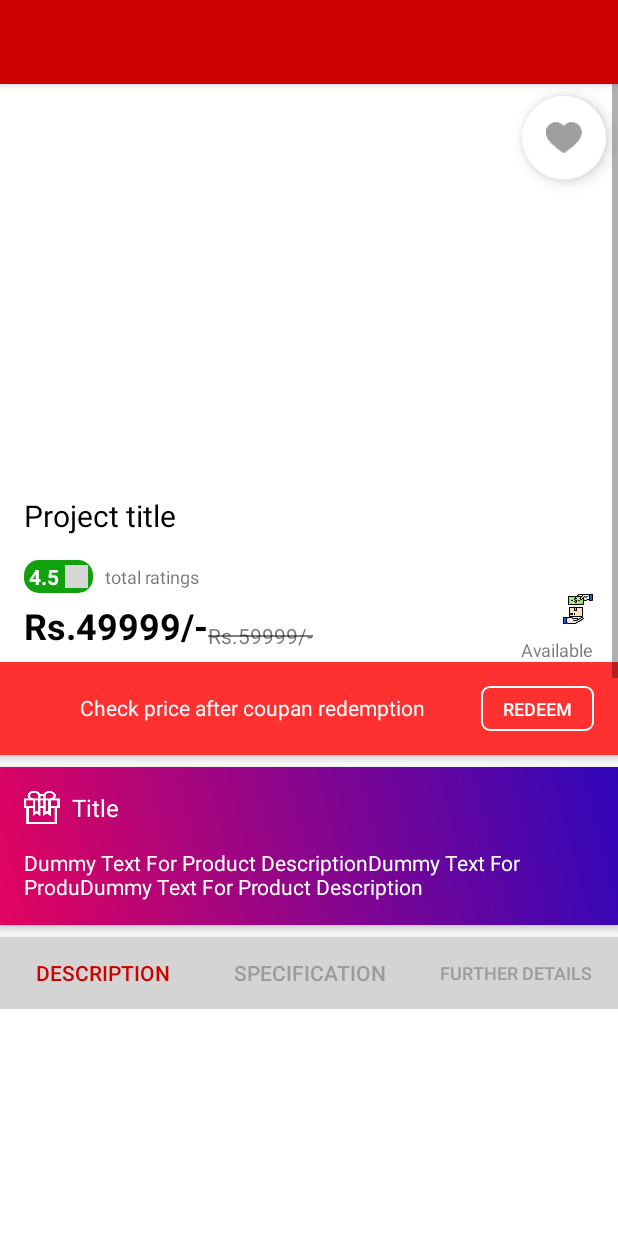
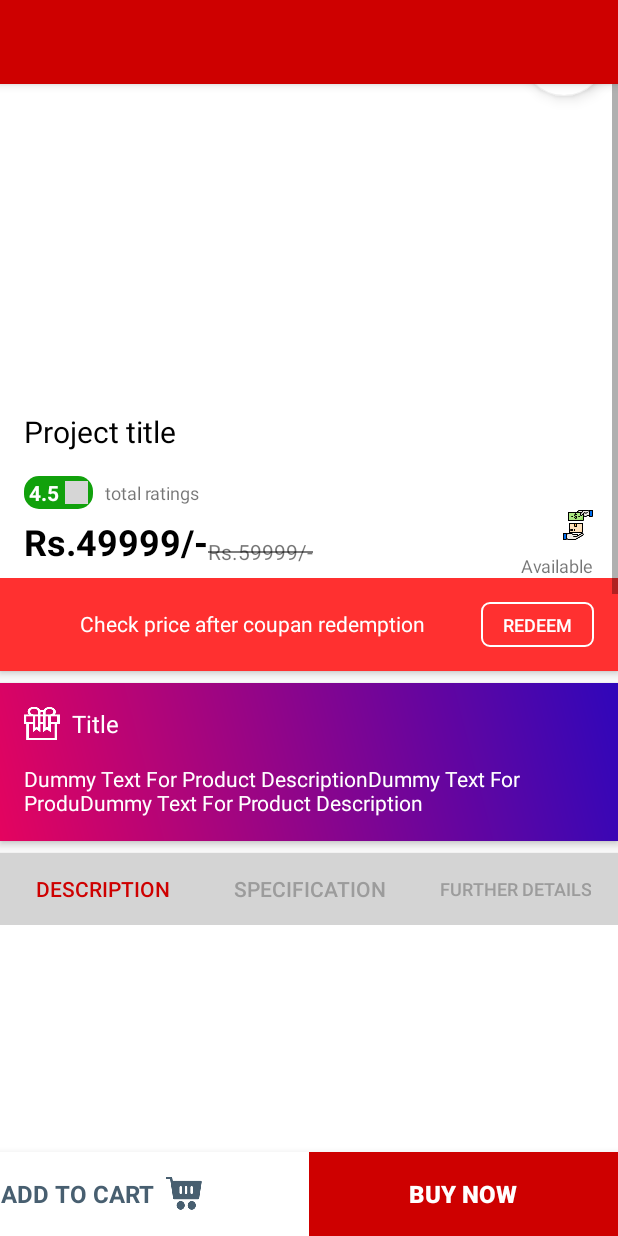
Before and after one commit to BinyameenOfficial/MB-Interiors, an Android app: the layout activity_product_details.xml on its own in the app's theme, with its tools: preview values and no code run, on a phone screen of 412 x 824 dp. Run offline under Robolectric (Android 15) with nearby library versions, the phone set to English and light mode, and no system bars; grey boxes are pictures that could not be loaded.

Commit message:
Added buy_now btn in activity _product_details.xml Added two layouts named cart_item_layout and cart_total_amount_layout

```diff
--- a/app/src/main/res/layout/activity_product_details.xml
+++ b/app/src/main/res/layout/activity_product_details.xml
@@ -27,6 +27,7 @@
     <ScrollView
         android:layout_width="0dp"
         android:layout_height="wrap_content"
+        app:layout_constraintBottom_toTopOf="@+id/linearlayout"
         app:layout_constraintEnd_toEndOf="parent"
         app:layout_constraintStart_toStartOf="parent"
         app:layout_constraintTop_toBottomOf="@+id/appBarLayout2">
@@ -38,16 +39,62 @@
 
             <include layout="@layout/product_images_layout" />
 
-            <include layout="@layout/rewards_with_products_layout"/>
+            <include layout="@layout/rewards_with_products_layout" />
 
-            <include layout="@layout/product_description_layout"/>
+            <include layout="@layout/product_description_layout" />
 
-            <include layout="@layout/product_details_only_layout"/>
+            <include layout="@layout/product_details_only_layout" />
 
-            <include layout="@layout/ratings_layout"/>
+            <include layout="@layout/ratings_layout" />
 
         </LinearLayout>
     </ScrollView>
 
+    <LinearLayout
+        android:id="@+id/linearlayout"
+        android:layout_width="match_parent"
+        android:layout_height="56dp"
+        android:background="@color/colorAccent"
+        android:elevation="8dp"
+        android:gravity="center"
+        android:orientation="horizontal"
+        app:layout_constraintBottom_toBottomOf="parent"
+        app:layout_constraintEnd_toStartOf="@+id/appBarLayout2"
+        app:layout_constraintStart_toStartOf="parent">
+
+        <LinearLayout
+            android:id="@+id/add_to_cart_btn"
+            android:layout_width="match_parent"
+            android:layout_height="match_parent"
+            android:layout_weight="1"
+            android:background="@color/colorAccent"
+            android:orientation="horizontal">
+
+            <TextView
+                android:layout_width="wrap_content"
+                android:layout_height="match_parent"
+                android:drawableEnd="@mipmap/cart_black"
+                android:drawablePadding="8dp"
+                android:drawableTint="#485f70"
+                android:gravity="center"
+                android:text="ADD TO CART"
+                android:textColor="#485f70"
+                android:textSize="16sp"
+                android:textStyle="bold" />
+        </LinearLayout>
+            <Button
+                android:id="@+id/buy_now_btn"
+                android:layout_width="match_parent"
+                android:layout_height="match_parent"
+                android:background="@color/colorPrimary"
+                android:stateListAnimator="@null"
+                android:layout_weight="1"
+                android:text="Buy Now"
+                android:textColor="@color/colorAccent"
+                android:textSize="16sp"
+                android:textStyle="bold" />
+
+    </LinearLayout>
+
 
 </androidx.constraintlayout.widget.ConstraintLayout>
```
Also changed, not shown: app/src/main/java/com/blogspot/happyclub896/mbinteriors/MyCartFragment.java (added, +31 -0 lines), app/src/main/res/layout/fragment_my_cart.xml (added, +64 -0 lines).
